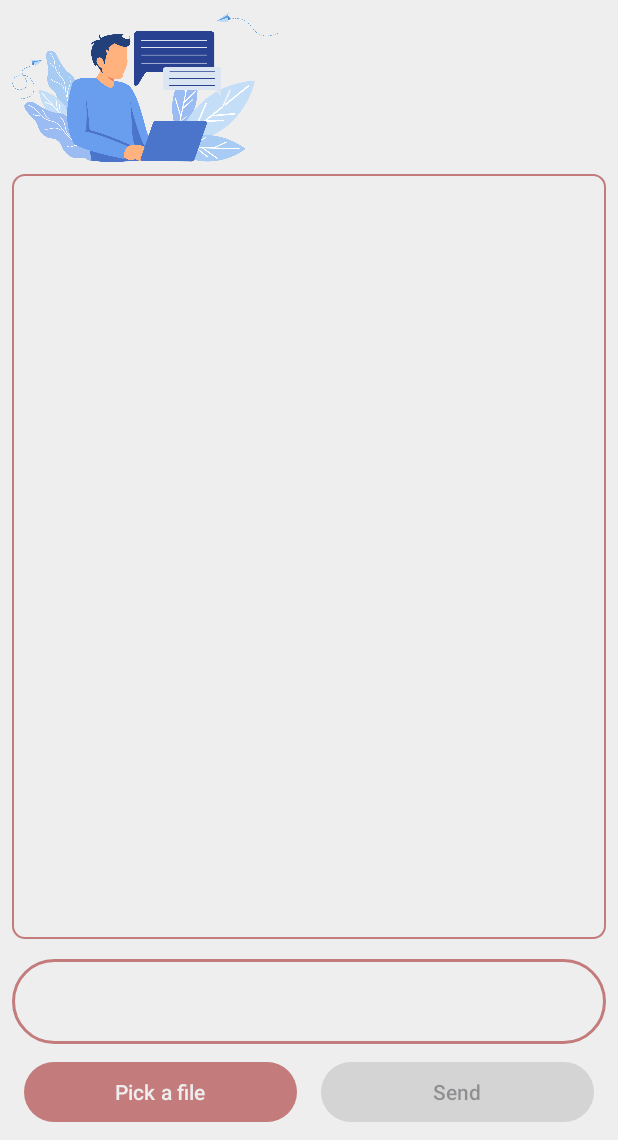
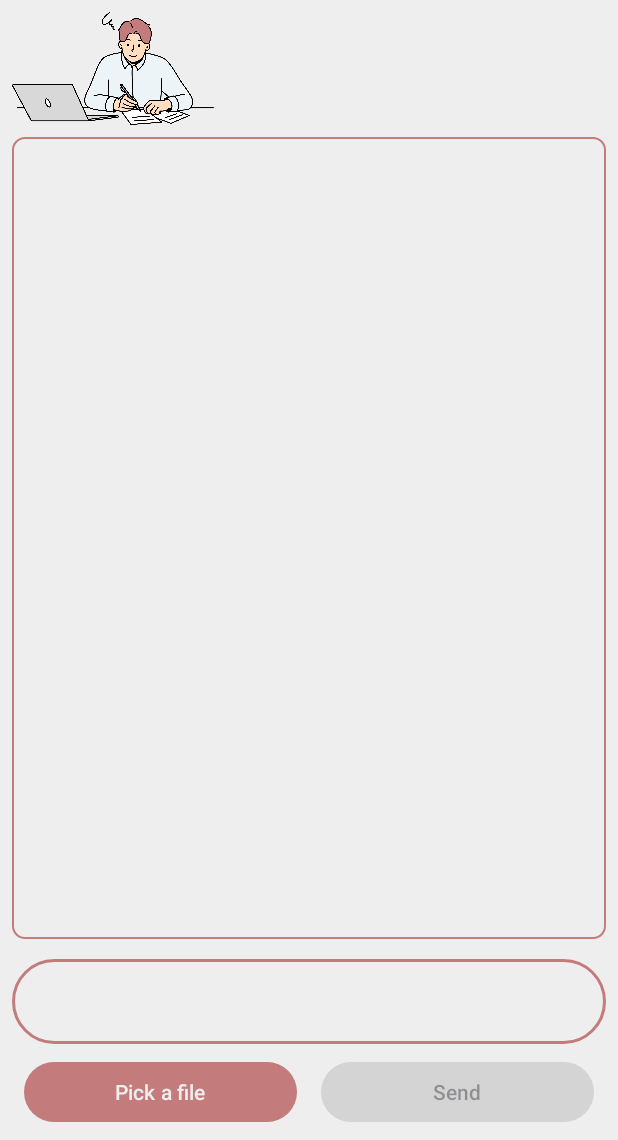
Before and after one commit to dailystudio/gemini-on-android, an Android app: the screen it shows after launch (MainActivity), on a phone screen of 412 x 824 dp, the part 96-1236 px from its top. Run offline under Robolectric (Android 15) with nearby library versions, the phone set to English and light mode, and no system bars; libraries missing offline, so code that uses them is left out: com.dailystudio.devbricksx, com.facebook.stetho, com.google.ai.client, com.google.ai.edge, com.google.mediapipe.tasks and 1 more; 28 statements that could not run were skipped.

Commit message:
[*][DEV]: update about text; [*][DEV]: update illustration;

```diff
--- a/core/src/main/res/values/dimens.xml
+++ b/core/src/main/res/values/dimens.xml
@@ -2,11 +2,10 @@
 
 <resources>
 
-	<dimen name="about_thumb_size">300dp</dimen>
+	<dimen name="about_thumb_size">200dp</dimen>
 
-	<dimen name="illustration_main_height">350dp</dimen>
-	<dimen name="illustration_chat_test_width">200dp</dimen>
-	<dimen name="illustration_chat_test_height">100dp</dimen>
+	<dimen name="illustration_chat_test_width">150dp</dimen>
+	<dimen name="illustration_chat_test_height">75dp</dimen>
 	<dimen name="illustration_settings_height">200dp</dimen>
 
 	<dimen name="chat_test_send_margin_h">@dimen/default_padding</dimen>
```
Also changed, not shown: core/src/main/res/values/strings.xml (+11 -8 lines), core/src/main/res/drawable-nodpi/illustration_about.png, core/src/main/res/drawable-nodpi/illustration_about_debug.png, core/src/main/res/drawable-nodpi/illustration_chat_test.png, core/src/main/res/drawable-nodpi/illustration_settings.png.
